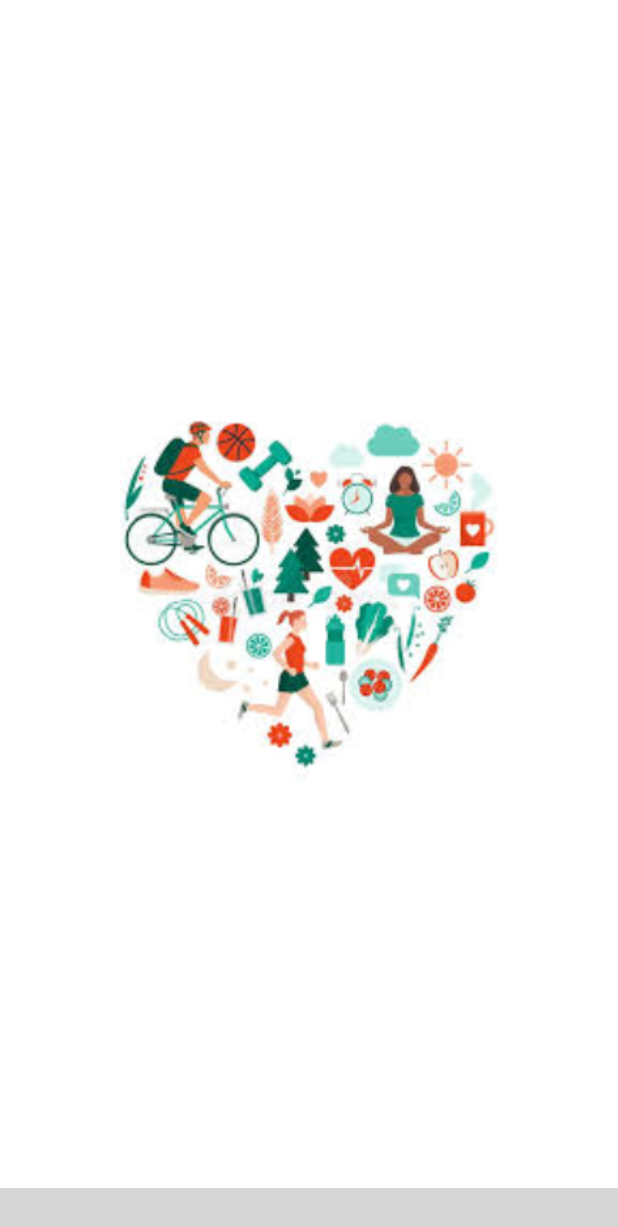
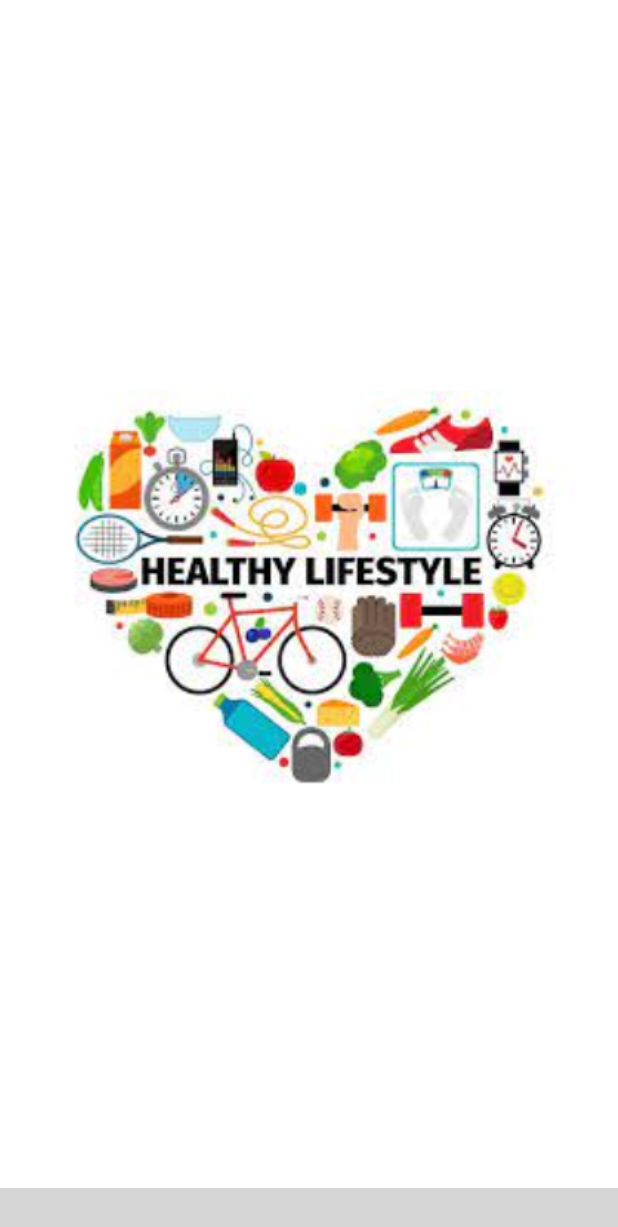
Before and after one commit to A-randhawa/W22_Group6_WhatTheFit, an Android app: the HomePage screen opened directly, with no data from a screen before it, on a phone screen of 412 x 824 dp. Shown: the top 1227 px of the screen. Run offline under Robolectric (Android 15) with nearby library versions, the light colour scheme and no system bars; plain views replace AnimatedBottomBar; grey boxes are pictures that could not be loaded.

Commit message:
more modifications

```diff
--- a/app/src/main/res/layout/activity_home_page.xml
+++ b/app/src/main/res/layout/activity_home_page.xml
@@ -7,14 +7,14 @@
     tools:context=".HomePage">
 
     <ImageView
-        android:id="@+id/imageView"
-        android:layout_width="367dp"
-        android:layout_height="321dp"
+        android:id="@+id/imageViewiId"
+        android:layout_width="407dp"
+        android:layout_height="355dp"
         app:layout_constraintBottom_toTopOf="@+id/animatedBottomBar"
         app:layout_constraintEnd_toEndOf="parent"
         app:layout_constraintStart_toStartOf="parent"
         app:layout_constraintTop_toTopOf="parent"
-        app:srcCompat="@drawable/WTF_home" />
+        app:srcCompat="@drawable/wtf_homepage" />
 
     <nl.joery.animatedbottombar.AnimatedBottomBar
         android:id="@+id/animatedBottomBar"
```
Also changed, not shown: app/src/main/res/drawable-v24/WTF_home.jpg (deleted), app/src/main/res/drawable-v24/wtf_homepage.jpg (added).
